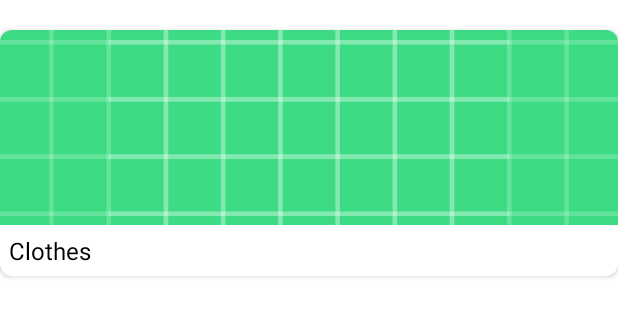
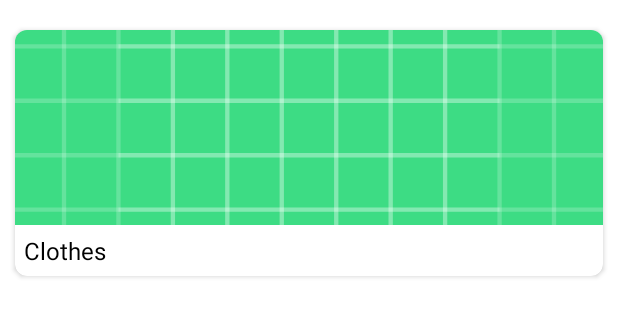
Before and after one commit to longshaww/Clothes-Android-App, an Android app: the layout product_card.xml on its own in the app's theme, with its tools: preview values and no code run, on a phone screen of 412 x 824 dp. Shown: the top 317 px of the screen. Run offline under Robolectric (Android 15) with nearby library versions, the phone set to English and light mode, and no system bars.

Commit message:
card view done

```diff
--- a/app/src/main/java/vn/edu/huflit/clothes/API/ApiService.java
+++ b/app/src/main/java/vn/edu/huflit/clothes/API/ApiService.java
@@ -20,7 +20,7 @@ public interface ApiService {
             .create();
 
     ApiService apiService = new Retrofit.Builder()
-            .baseUrl("http://192.168.1.7:4000/")
+            .baseUrl("http://192.168.1.9:4000/")
             .addConverterFactory(GsonConverterFactory.create(gson))
             .build()
             .create(ApiService.class);
--- a/app/src/main/java/vn/edu/huflit/clothes/Adapter/ProductAdapter.java
+++ b/app/src/main/java/vn/edu/huflit/clothes/Adapter/ProductAdapter.java
@@ -54,7 +54,7 @@ public class ProductAdapter extends RecyclerView.Adapter<ProductAdapter.ViewHold
         }
 
         holder.productName.setText(product.getNameProduct());
-        Picasso.get().load(product.getImageList()[0]).into(holder.productImage);
+        Picasso.get().load("https:"+product.getImageList()[0]).into(holder.productImage);
 //        holder.itemView.setOnClickListener(new View.OnClickListener() {
 //            @Override
 //            public void onClick(View v) {
--- a/app/src/main/java/vn/edu/huflit/clothes/Fragment/HomeFragment.java
+++ b/app/src/main/java/vn/edu/huflit/clothes/Fragment/HomeFragment.java
@@ -7,10 +7,13 @@ import androidx.recyclerview.widget.GridLayoutManager;
 import androidx.recyclerview.widget.LinearLayoutManager;
 import androidx.recyclerview.widget.RecyclerView;
 
+import android.util.Log;
 import android.view.LayoutInflater;
 import android.view.View;
 import android.view.ViewGroup;
 import android.widget.RelativeLayout;
+
+import com.google.gson.Gson;
 
 import java.util.ArrayList;
 import java.util.List;
--- a/app/src/main/res/layout/product_card.xml
+++ b/app/src/main/res/layout/product_card.xml
@@ -4,8 +4,8 @@
     xmlns:tools="http://schemas.android.com/tools"
     android:layout_width="match_parent"
     android:layout_height="wrap_content"
-    android:layout_marginTop="20dp"
-    android:layout_marginBottom="20dp"
+    android:layout_marginVertical="20dp"
+    android:layout_marginHorizontal="10dp"
     app:cardCornerRadius="8dp">
 
     <LinearLayout
```
